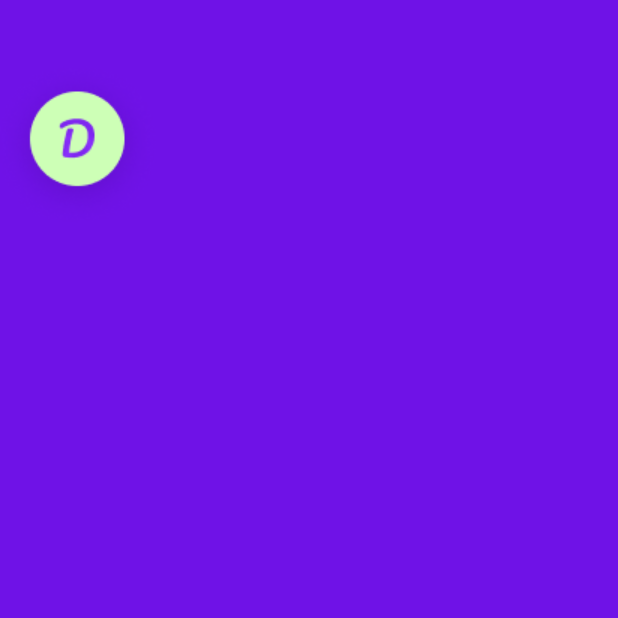
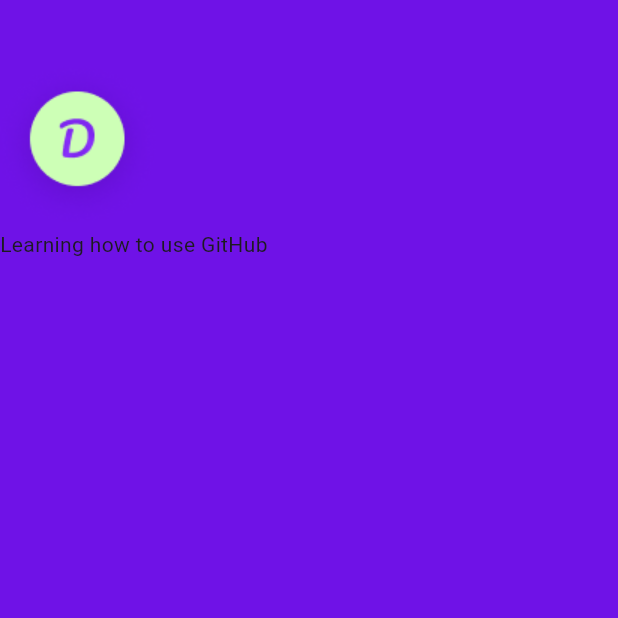
Before and after one commit to SharmaShashankk/delivery_app, a Flutter app: the SplashScreen screen opened directly, on a phone screen of 412 x 824 dp, the top half of it. Run offline on Flutter 3.47's test engine with Material 3 defaults, Android fonts, the phone set to English and light mode, and no system bars; our stand-ins replace carousel_slider.

Commit message:
Text Added

```diff
--- a/lib/splash_screen_module/screens/splash_screen.dart
+++ b/lib/splash_screen_module/screens/splash_screen.dart
@@ -33,6 +33,7 @@ class _SplashScreenState extends State<SplashScreen> {
             crossAxisAlignment: CrossAxisAlignment.start,
             children: [
               Image.asset('assets/images/app_logo.png'),
+              Text('Learning how to use GitHub'),
               // Spacer(),
               // Row(
               //   mainAxisAlignment: MainAxisAlignment.center,
```
